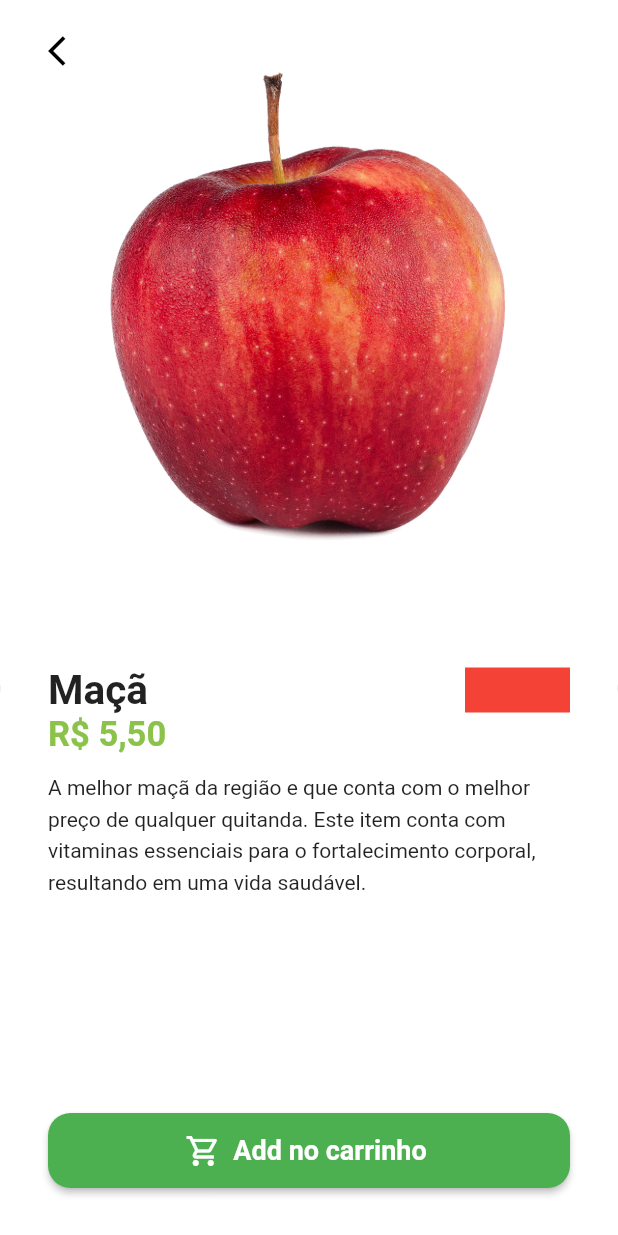
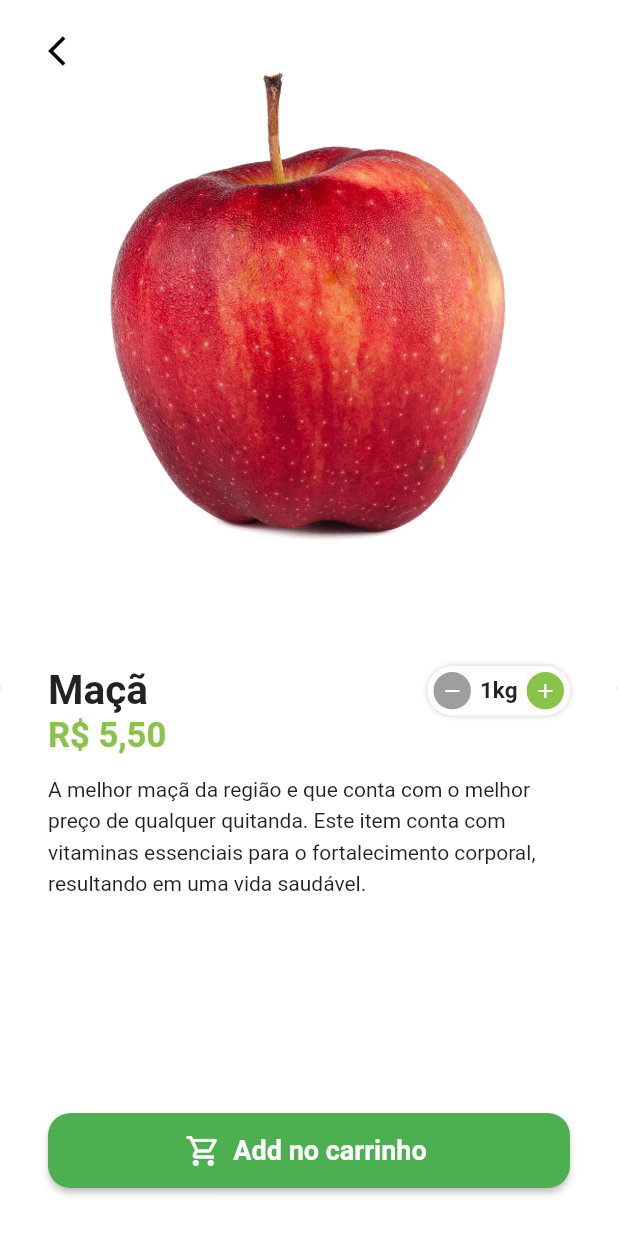
Before and after one commit to IsaacNascimento/greenGrocer, a Flutter app: the screen it shows after launch, after a tap on "Entrar", after a tap on "Maçã", on a phone screen of 412 x 824 dp. Run offline on Flutter 3.47's test engine with Material 2 defaults, Android fonts, the phone set to English and light mode, and no system bars; our stand-ins replace animated_text_kit, badges, mask_text_input_formatter.

Commit message:
Quantity component. Add, sub

```diff
--- /dev/null
+++ b/lib/src/pages/commom_widgets/quantity_widget.dart
@@ -0,0 +1,99 @@
+import 'package:flutter/material.dart';
+import 'package:greengrocer/src/config/custom_color.dart';
+
+class QuantityEntity extends StatelessWidget {
+  final int value;
+  final String suffixText;
+  final Function(int quantity) result;
+
+  const QuantityEntity({Key? key, required this.value, required this.suffixText, required this.result}) : super(key: key);
+
+  @override
+  Widget build(BuildContext context) {
+    return Container(
+      padding: const EdgeInsets.all(4.0),
+      decoration: BoxDecoration(
+        color: Colors.white,
+        borderRadius: BorderRadius.circular(50),
+        boxShadow: [
+          BoxShadow(
+            color: Colors.grey.shade300,
+            spreadRadius: 1,
+            blurRadius: 2,
+          ),
+        ],
+      ),
+      child: Row(
+        children: [
+          _QuantityButton(
+            color: Colors.grey,
+            icon: Icons.remove,
+            onPressed: () {
+              if (value == 1) return;
+              int resultCount = value - 1;
+
+              result(resultCount);
+            },
+          ),
+
+         Padding(
+            padding: const EdgeInsets.symmetric(horizontal: 6.0),
+            child: Text(
+              '$value$suffixText',
+              style: const TextStyle(
+                fontSize: 15,
+                fontWeight: FontWeight.bold,
+              ),
+            ),
+          ),
+
+          _QuantityButton(
+            color: CustomColors.customSwatchColor,
+            icon: Icons.add,
+            onPressed: () {
+              int resultCount = value + 1;
+
+              result(resultCount);
+            },
+          ),
+        ],
+      ),
+    );
+  }
+}
+
+class _QuantityButton extends StatelessWidget {
+  final Color color;
+  final IconData icon;
+  final VoidCallback onPressed;
+
+  const _QuantityButton({
+    Key? key,
+    required this.color,
+    required this.icon,
+    required this.onPressed,
+  }) : super(key: key);
+
+  @override
+  Widget build(BuildContext context) {
+    return Material(
+      child: InkWell(
+        borderRadius: BorderRadius.circular(50),
+        onTap: onPressed,
+        child: Ink(
+          height: 25,
+          width: 25,
+          decoration: BoxDecoration(
+            color: color,
+            shape: BoxShape.circle,
+          ),
+          child: Icon(
+            icon,
+            color: Colors.white,
+            size: 16,
+          ),
+        ),
+      ),
+    );
+  }
+}
--- a/lib/src/pages/product/product_screen.dart
+++ b/lib/src/pages/product/product_screen.dart
@@ -1,12 +1,21 @@
 import 'package:flutter/material.dart';
 import 'package:greengrocer/src/config/custom_color.dart';
 import 'package:greengrocer/src/models/item_model.dart';
+import 'package:greengrocer/src/pages/commom_widgets/quantity_widget.dart';
 import 'package:greengrocer/src/services/utils_services.dart';
 
-class ProductScreen extends StatelessWidget {
+class ProductScreen extends StatefulWidget {
   final ItemModel item;
+  int cartItemQuantity = 1;
+
+  ProductScreen({super.key, required this.item});
+
+  @override
+  State<ProductScreen> createState() => _ProductScreenState();
+}
+
+class _ProductScreenState extends State<ProductScreen> {
   final UtilsService utilsServices = UtilsService();
-  ProductScreen({super.key, required this.item});
 
   @override
   Widget build(BuildContext context) {
@@ -20,8 +29,8 @@ class ProductScreen extends StatelessWidget {
               children: [
                 Expanded(
                   child: Hero(
-                    tag: item.imgUrl,
-                    child: Image.asset(item.imgUrl),
+                    tag: widget.item.imgUrl,
+                    child: Image.asset(widget.item.imgUrl),
                   ),
                 ),
                 Expanded(
@@ -47,7 +56,7 @@ class ProductScreen extends StatelessWidget {
                           children: [
                             Expanded(
                               child: Text(
-                                item.itemName,
+                                widget.item.itemName,
                                 maxLines: 2,
                                 overflow: TextOverflow.ellipsis,
                                 style: const TextStyle(
@@ -56,17 +65,21 @@ class ProductScreen extends StatelessWidget {
                                 ),
                               ),
                             ),
-                            Container(
-                              height: 30,
-                              width: 70,
-                              color: Colors.red,
+                            QuantityEntity(
+                              suffixText: widget.item.unit,
+                              value: widget.cartItemQuantity,
+                              result: (int quantity) {
+                                setState(() {
+                                  widget.cartItemQuantity = quantity;
+                                });
+                              },
                             ),
                           ],
                         ),
 
                         // Preco
                         Text(
-                          utilsServices.priceToCurrency(item.price),
+                          utilsServices.priceToCurrency(widget.item.price),
                           style: TextStyle(
                               fontSize: 23,
                               fontWeight: FontWeight.bold,
@@ -79,7 +92,7 @@ class ProductScreen extends StatelessWidget {
                             padding: const EdgeInsets.symmetric(vertical: 10.0),
                             child: SingleChildScrollView(
                               child: Text(
-                                item.description,
+                                widget.item.description,
                                 style: const TextStyle(height: 1.5),
                               ),
                             ),
```
